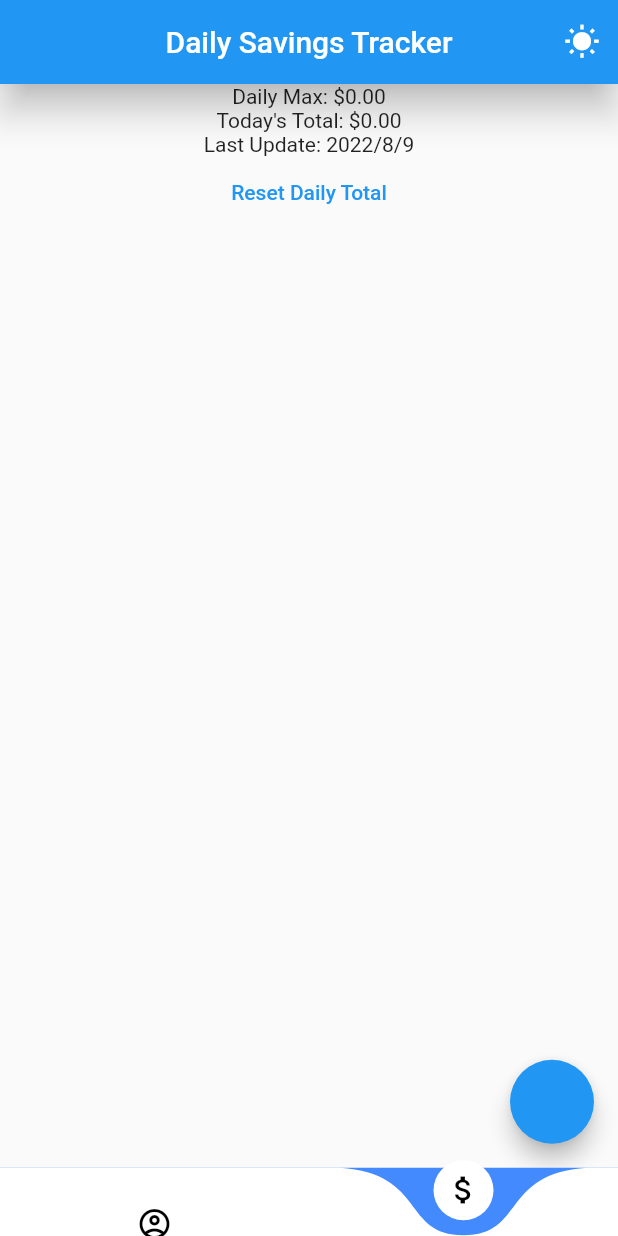
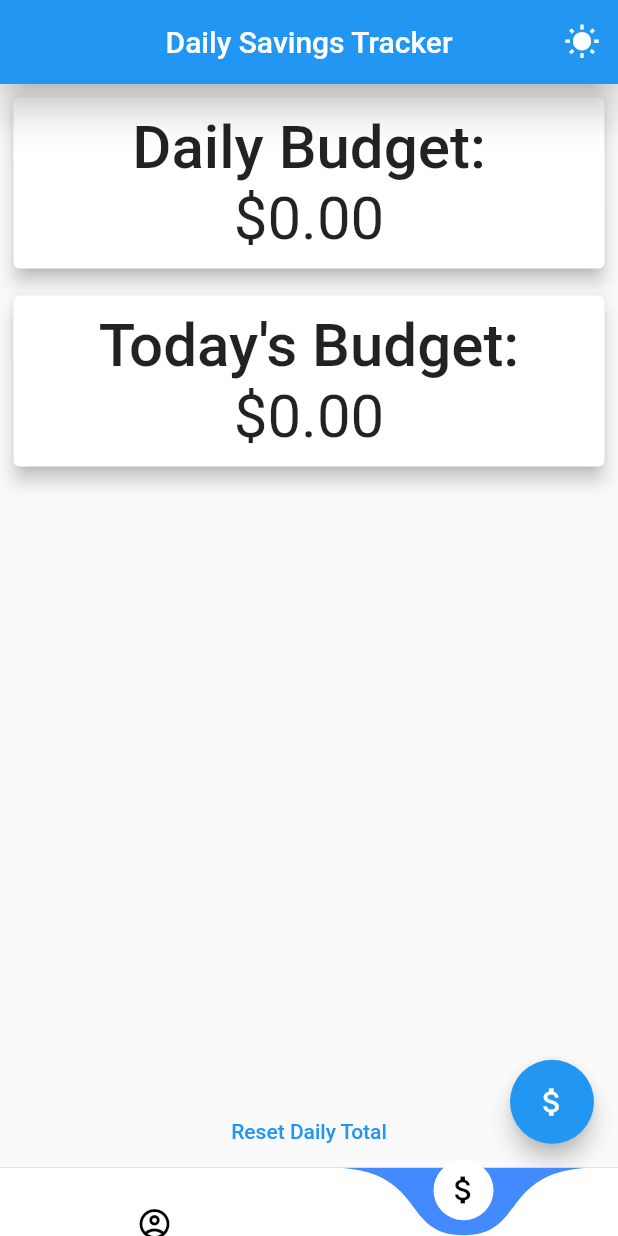
Before and after one commit to surgency23/DailySpendingTracker, a Flutter app: the screen it shows after launch, on a phone screen of 412 x 824 dp. Run offline on Flutter 3.47's test engine with Material 2 defaults, Android fonts, the phone set to English and light mode, and no system bars; drawn by our look-alikes of curved_navigation_bar; our stand-ins replace shared_preferences.

Commit message:
made home screen look purdy

```diff
--- a/lib/controllers/number_controllers/numbers_controller.dart
+++ b/lib/controllers/number_controllers/numbers_controller.dart
@@ -1,5 +1,3 @@
-import 'dart:convert';
-
 import 'package:flutter/material.dart';
 import 'current_total_preferences.dart';
 import 'daily_max_preferences.dart';
--- a/lib/pages/home/home_page.dart
+++ b/lib/pages/home/home_page.dart
@@ -2,7 +2,6 @@ import 'package:daily_spending_tracker/controllers/number_controllers/numbers_co
 import 'package:flutter/material.dart';
 import 'package:flutter/services.dart';
 import 'package:provider/provider.dart';
-import 'package:shared_preferences/shared_preferences.dart';
 import '../../widgets/custom_app_bar.dart';
 
 class HomePage extends StatefulWidget {
@@ -20,24 +19,97 @@ class _HomePageState extends State<HomePage> {
       body: Center(
         child: Consumer<NumbersController>(
           builder: (context, NumbersController numbersNotifier, Widget? child) {
-            return Column(children: [
+            return Column(
+                mainAxisAlignment: MainAxisAlignment.spaceBetween,
+                crossAxisAlignment: CrossAxisAlignment.center,
+                //mainAxisAlignment: MainAxisAlignment.spaceEvenly,
+                children: [
+                  Column(
+                    children: [
+                      Padding(
+                        padding: const EdgeInsets.all(5),
+                        child: SizedBox(
+                          width: double.infinity,
+                          child: Card(
+                              elevation: 5,
+                              color:
+                                  Theme.of(context).colorScheme.surfaceVariant,
+                              child: Align(
+                                  alignment: Alignment.center,
+                                  child: Padding(
+                                    padding: const EdgeInsets.all(10),
+                                    child: Column(
+                                      children: [
+                                        const Text("Daily Budget:",
+                                            style: TextStyle(
+                                                //color: Colors.grey[800],
+                                                fontWeight: FontWeight.w500,
+                                                //fontStyle: FontStyle.italic,
+                                                //fontFamily: 'Open Sans',
+                                                fontSize: 40)),
                                         Text(
-                  'Daily Max: \$${numbersNotifier.maxDaily.toStringAsFixed(2)}'),
+                                            "\$${numbersNotifier.maxDaily.toStringAsFixed(2)}",
+                                            style: const TextStyle(
+                                                //color: Colors.grey[800],
+                                                //fontWeight: FontWeight.w500,
+                                                //fontStyle: FontStyle.italic,
+                                                //fontFamily: 'Open Sans',
+                                                fontSize: 40))
+                                      ],
+                                    ),
+                                  ))),
+                        ),
+                      ), //Text('Daily Max: \$${numbersNotifier.maxDaily.toStringAsFixed(2)}')
+                      Padding(
+                        padding: const EdgeInsets.all(5),
+                        child: SizedBox(
+                          width: double.infinity,
+                          child: Card(
+                              elevation: 5,
+                              color:
+                                  Theme.of(context).colorScheme.surfaceVariant,
+                              child: Align(
+                                alignment: Alignment.center,
+                                child: Padding(
+                                    padding: const EdgeInsets.all(10),
+                                    child: Column(
+                                      children: [
+                                        const Text("Today's Budget:",
+                                            style: TextStyle(
+                                                //color: Colors.grey[800],
+                                                fontWeight: FontWeight.w500,
+                                                //fontStyle: FontStyle.italic,
+                                                //fontFamily: 'Open Sans',
+                                                fontSize: 40)),
                                         Text(
-                  "Today's Total: \$${numbersNotifier.currentTotal.toStringAsFixed(2)}"),
-              Text(
-                  "Last Update: ${DateTime.parse(numbersNotifier.timeStamp).year}/${DateTime.parse(numbersNotifier.timeStamp).month}/${DateTime.parse(numbersNotifier.timeStamp).day}"),
+                                            "\$${numbersNotifier.currentTotal.toStringAsFixed(2)}",
+                                            style: const TextStyle(
+                                                //color: Colors.grey[800],
+                                                //fontWeight: FontWeight.w500,
+                                                //fontStyle: FontStyle.italic,
+                                                //fontFamily: 'Open Sans',
+                                                fontSize: 40))
+                                      ],
+                                    )),
+                              )),
+                        ),
+                      ),
+                    ],
+                  ),
                   TextButton(
                     onPressed: () {
                       numbersNotifier.resetDailyLimit();
                     },
                     child: const Text("Reset Daily Total"),
-              )
+                  ),
+
+                  // \$${numbersNotifier.currentTotal.toStringAsFixed(2)}
                 ]);
           },
         ),
       ),
       floatingActionButton: FloatingActionButton(
+        child: const Icon(Icons.attach_money),
         onPressed: () => displayInput(),
       ),
     );
--- a/lib/widgets/custom_bottom_nav_bar.dart
+++ b/lib/widgets/custom_bottom_nav_bar.dart
@@ -16,7 +16,10 @@ class PreservingBottomNavState extends StatefulWidget {
 class _PreservingBottomNavStateState extends State<PreservingBottomNavState> {
   int _selectedIndex = 1;
 
-  static final List<Widget> _pages = <Widget>[SettingsPage(), HomePage()];
+  static final List<Widget> _pages = <Widget>[
+    const SettingsPage(),
+    const HomePage()
+  ];
 
   void _onItemTapped(int index) {
     setState(() {
```
Lines whose indentation alone changed are shown as unchanged.
